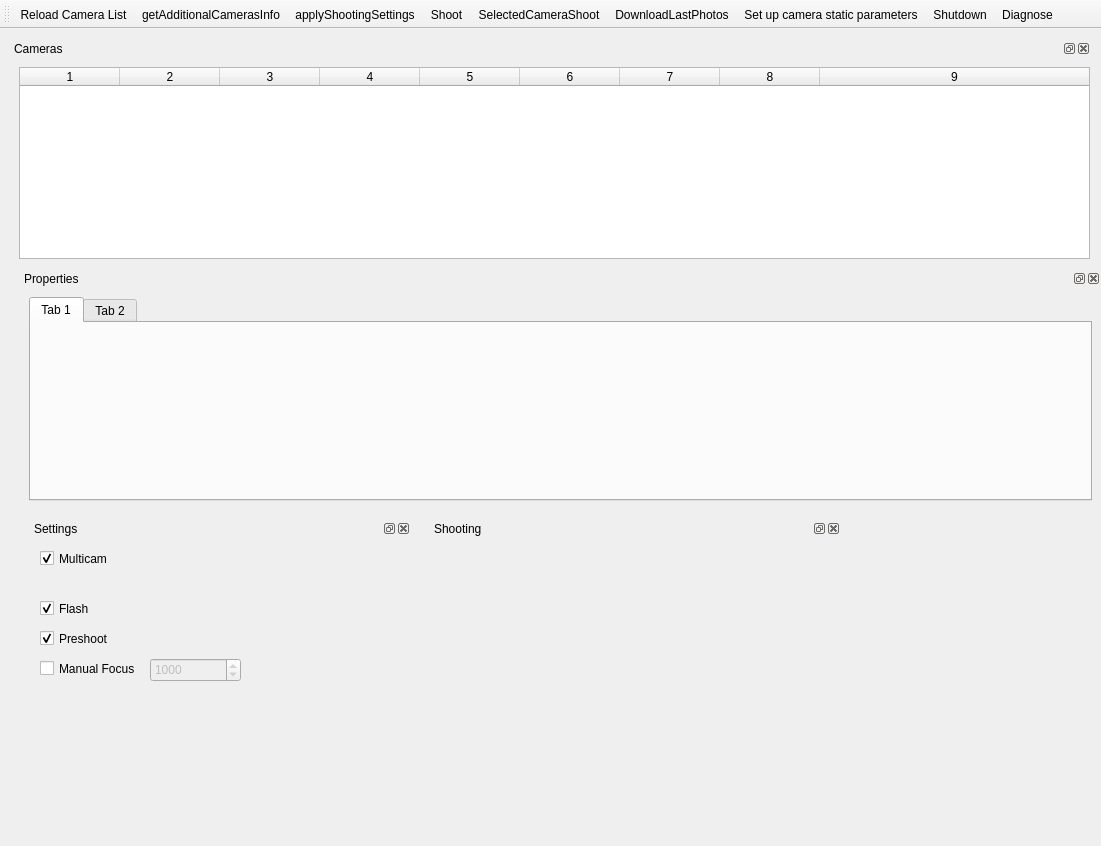
This is QtCreator/PhotoB/mainwindow.ui in novokrest/Photo as Qt 5 draws it before an edit. The edited form follows.
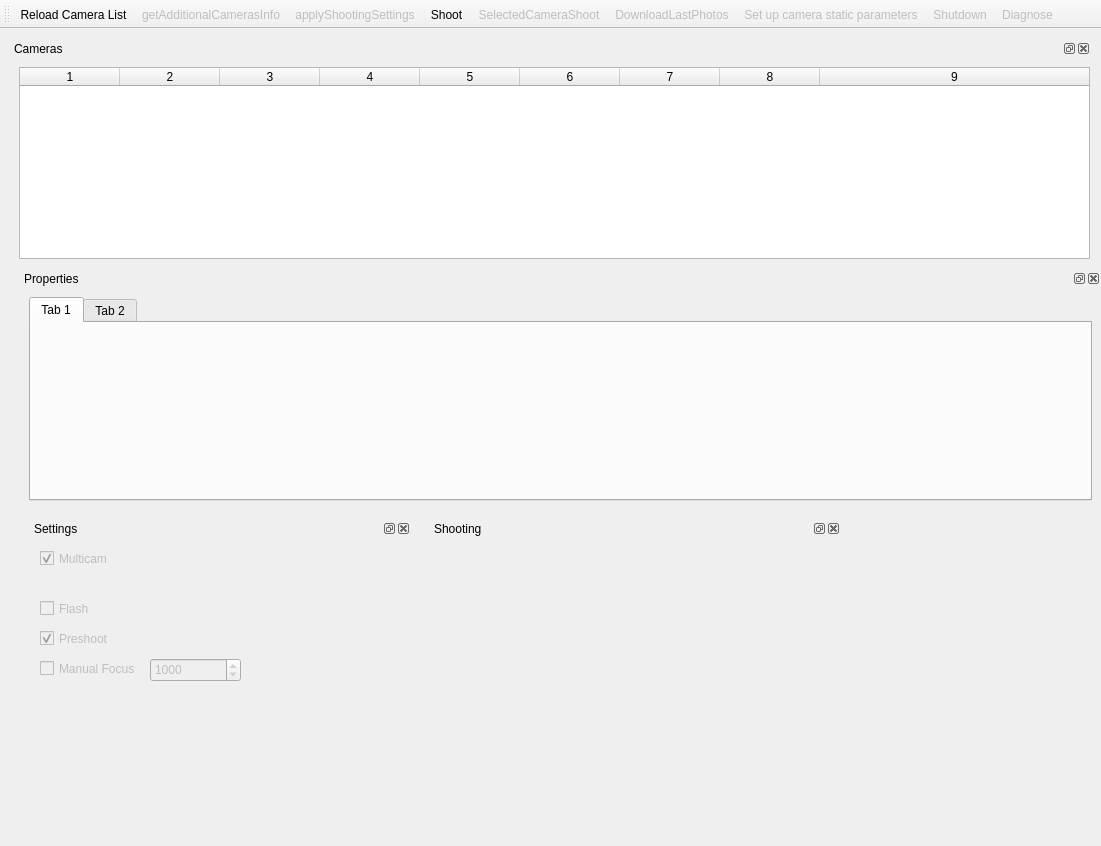
This is the edited form. Icons and pictures are not drawn. Custom widgets are drawn as their Qt base class.

Patch:
```diff
--- a/QtCreator/PhotoB/mainwindow.ui
+++ b/QtCreator/PhotoB/mainwindow.ui
@@ -140,6 +140,9 @@
     </property>
     <widget class="QWidget" name="dockWidgetContents_4">
      <widget class="QCheckBox" name="flashCheckBox">
+      <property name="enabled">
+       <bool>false</bool>
+      </property>
       <property name="geometry">
        <rect>
         <x>10</x>
@@ -152,10 +155,13 @@
        <string>Flash</string>
       </property>
       <property name="checked">
-       <bool>true</bool>
+       <bool>false</bool>
       </property>
      </widget>
      <widget class="QCheckBox" name="preshootCheckBox">
+      <property name="enabled">
+       <bool>false</bool>
+      </property>
       <property name="geometry">
        <rect>
         <x>10</x>
@@ -172,6 +178,9 @@
       </property>
      </widget>
      <widget class="QCheckBox" name="multicamCheckBox">
+      <property name="enabled">
+       <bool>false</bool>
+      </property>
       <property name="geometry">
        <rect>
         <x>10</x>
@@ -188,6 +197,9 @@
       </property>
      </widget>
      <widget class="QCheckBox" name="manualFocusCheckBox">
+      <property name="enabled">
+       <bool>false</bool>
+      </property>
       <property name="geometry">
        <rect>
         <x>10</x>
@@ -408,6 +420,9 @@
    </property>
   </action>
   <action name="actionDiagnose">
+   <property name="enabled">
+    <bool>false</bool>
+   </property>
    <property name="icon">
     <iconset resource="photobooth.qrc">
      <normaloff>:/icons/document-export.png</normaloff>:/icons/document-export.png</iconset>
@@ -417,6 +432,9 @@
    </property>
   </action>
   <action name="actionConfigureStaticProps">
+   <property name="enabled">
+    <bool>false</bool>
+   </property>
    <property name="icon">
     <iconset resource="photobooth.qrc">
      <normaloff>:/icons/applications-development.png</normaloff>:/icons/applications-development.png</iconset>
@@ -429,6 +447,9 @@
    </property>
   </action>
   <action name="actionShutdownAll">
+   <property name="enabled">
+    <bool>false</bool>
+   </property>
    <property name="icon">
     <iconset resource="photobooth.qrc">
      <normaloff>:/icons/system-shutdown.png</normaloff>:/icons/system-shutdown.png</iconset>
@@ -441,6 +462,9 @@
    </property>
   </action>
   <action name="actionSelectedCameraShoot">
+   <property name="enabled">
+    <bool>false</bool>
+   </property>
    <property name="icon">
     <iconset resource="photobooth.qrc">
      <normaloff>:/icons/selected-camera-photo.png</normaloff>:/icons/selected-camera-photo.png</iconset>
@@ -450,6 +474,9 @@
    </property>
   </action>
   <action name="actionDownloadLastPhotos">
+   <property name="enabled">
+    <bool>false</bool>
+   </property>
    <property name="icon">
     <iconset resource="photobooth.qrc">
      <normaloff>:/icons/download-last-photos.png</normaloff>:/icons/download-last-photos.png</iconset>
@@ -459,6 +486,9 @@
    </property>
   </action>
   <action name="actionApplyShootingSettings">
+   <property name="enabled">
+    <bool>false</bool>
+   </property>
    <property name="icon">
     <iconset resource="photobooth.qrc">
      <normaloff>:/icons/set-settings.png</normaloff>:/icons/set-settings.png</iconset>
@@ -468,6 +498,9 @@
    </property>
   </action>
   <action name="actionGetAdditionalCamerasInfo">
+   <property name="enabled">
+    <bool>false</bool>
+   </property>
    <property name="icon">
     <iconset resource="photobooth.qrc">
      <normaloff>:/icons/extra-camera-info.png</normaloff>:/icons/extra-camera-info.png</iconset>
```
Left out of the diff: 3 changed lines with no effect on the pictures.
